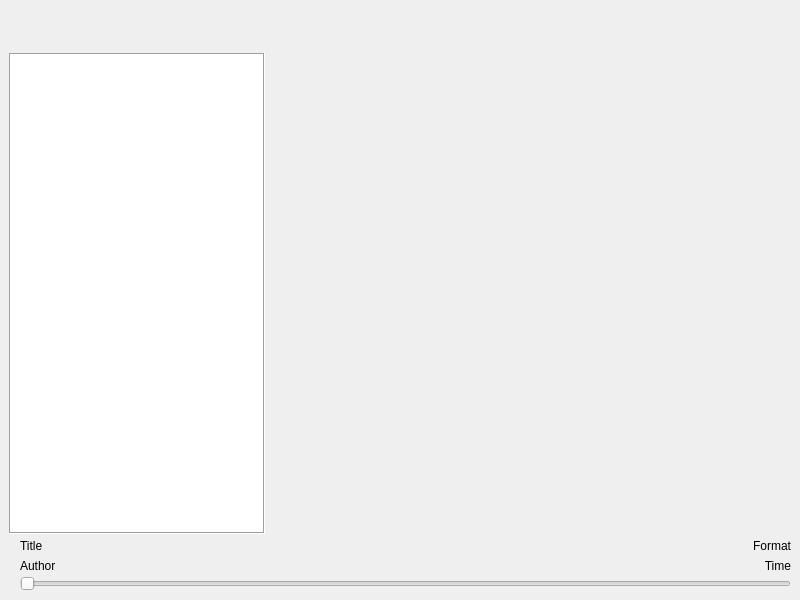
Before: the Qt Designer form soloviy/resources/templates/main.ui in skorodenko/mpd_frontend, drawn with Qt 5.
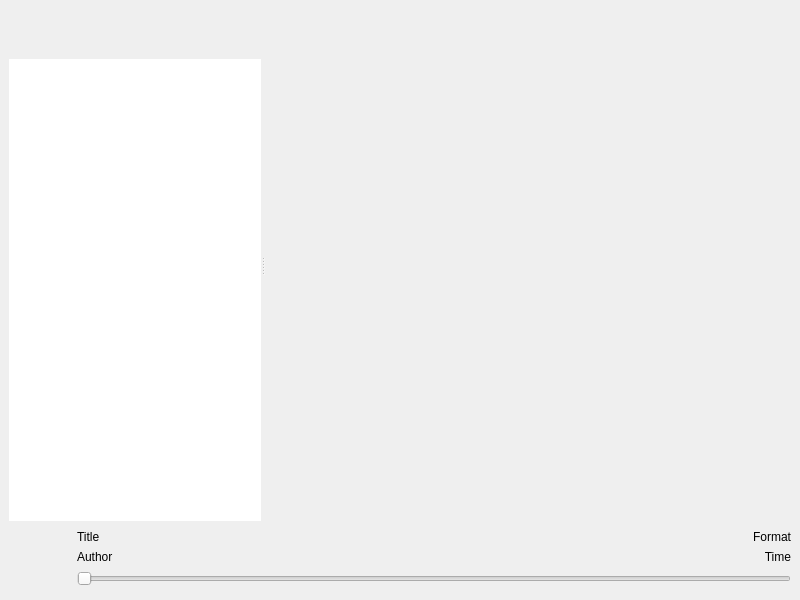
After: the same form once the commit is applied. Icons and pictures are not drawn. Custom widgets are drawn as their Qt base class.

Commit message: Fixes Removed redundant imports Removed redundant variables Created MDI area Added play music when no music is playing Created playlists view Lil bit improvment to cover change function Fully migrated to asynchronous MPD client Finally implemented image caching Fixed coverart (finally) Fixed cover Improved cover quality Fixed cover break when moving window

Diff of the .ui file:
```diff
--- a/soloviy/resources/templates/main.ui
+++ b/soloviy/resources/templates/main.ui
@@ -21,25 +21,13 @@
   </property>
   <widget class="QWidget" name="centralwidget">
    <layout class="QVBoxLayout" name="verticalLayout_2" stretch="10,0">
-    <property name="spacing">
-     <number>2</number>
-    </property>
     <item>
      <widget class="QSplitter" name="splitter">
       <property name="orientation">
        <enum>Qt::Horizontal</enum>
       </property>
-      <property name="handleWidth">
-       <number>1</number>
-      </property>
-      <property name="childrenCollapsible">
-       <bool>false</bool>
-      </property>
       <widget class="QWidget" name="layoutWidget">
-       <layout class="QVBoxLayout" name="verticalLayout" stretch="1,10">
-        <property name="spacing">
-         <number>0</number>
-        </property>
+       <layout class="QVBoxLayout" name="verticalLayout" stretch="0,10">
         <item>
          <layout class="QHBoxLayout" name="horizontalLayout" stretch="0,10,0">
           <item>
@@ -235,7 +223,7 @@
          </layout>
         </item>
         <item>
-         <widget class="QListView" name="listView">
+         <widget class="QListView" name="playlists_view">
           <property name="sizePolicy">
            <sizepolicy hsizetype="Preferred" vsizetype="Preferred">
             <horstretch>1</horstretch>
@@ -245,25 +233,79 @@
           <property name="frameShape">
            <enum>QFrame::Box</enum>
           </property>
+          <property name="lineWidth">
+           <number>0</number>
+          </property>
+          <property name="verticalScrollBarPolicy">
+           <enum>Qt::ScrollBarAsNeeded</enum>
+          </property>
+          <property name="horizontalScrollBarPolicy">
+           <enum>Qt::ScrollBarAlwaysOff</enum>
+          </property>
+          <property name="sizeAdjustPolicy">
+           <enum>QAbstractScrollArea::AdjustIgnored</enum>
+          </property>
+          <property name="autoScroll">
+           <bool>true</bool>
+          </property>
+          <property name="autoScrollMargin">
+           <number>4</number>
+          </property>
+          <property name="showDropIndicator" stdset="0">
+           <bool>false</bool>
+          </property>
+          <property name="selectionMode">
+           <enum>QAbstractItemView::SingleSelection</enum>
+          </property>
+          <property name="iconSize">
+           <size>
+            <width>32</width>
+            <height>32</height>
+           </size>
+          </property>
+          <property name="horizontalScrollMode">
+           <enum>QAbstractItemView::ScrollPerItem</enum>
+          </property>
+          <property name="movement">
+           <enum>QListView::Static</enum>
+          </property>
+          <property name="spacing">
+           <number>8</number>
+          </property>
+          <property name="viewMode">
+           <enum>QListView::ListMode</enum>
+          </property>
+          <property name="uniformItemSizes">
+           <bool>false</bool>
+          </property>
+          <property name="selectionRectVisible">
+           <bool>false</bool>
+          </property>
          </widget>
         </item>
        </layout>
       </widget>
-      <widget class="QFrame" name="frame">
+      <widget class="QMdiArea" name="mdiArea">
        <property name="sizePolicy">
-        <sizepolicy hsizetype="Preferred" vsizetype="Preferred">
-         <horstretch>10</horstretch>
+        <sizepolicy hsizetype="Expanding" vsizetype="Expanding">
+         <horstretch>0</horstretch>
          <verstretch>0</verstretch>
         </sizepolicy>
        </property>
-       <property name="frameShape">
-        <enum>QFrame::NoFrame</enum>
-       </property>
        <property name="frameShadow">
         <enum>QFrame::Sunken</enum>
        </property>
-       <property name="lineWidth">
-        <number>0</number>
+       <property name="background">
+        <brush brushstyle="NoBrush">
+         <color alpha="255">
+          <red>37</red>
+          <green>37</green>
+          <blue>45</blue>
+         </color>
+        </brush>
+       </property>
+       <property name="tabsClosable">
+        <bool>false</bool>
        </property>
       </widget>
      </widget>
@@ -275,6 +317,30 @@
       </property>
       <item>
        <widget class="QLabel" name="label_art">
+        <property name="sizePolicy">
+         <sizepolicy hsizetype="Fixed" vsizetype="Fixed">
+          <horstretch>0</horstretch>
+          <verstretch>0</verstretch>
+         </sizepolicy>
+        </property>
+        <property name="minimumSize">
+         <size>
+          <width>64</width>
+          <height>64</height>
+         </size>
+        </property>
+        <property name="maximumSize">
+         <size>
+          <width>64</width>
+          <height>64</height>
+         </size>
+        </property>
+        <property name="baseSize">
+         <size>
+          <width>64</width>
+          <height>64</height>
+         </size>
+        </property>
         <property name="frameShadow">
          <enum>QFrame::Sunken</enum>
         </property>
@@ -284,6 +350,18 @@
         <property name="text">
          <string/>
         </property>
+        <property name="scaledContents">
+         <bool>true</bool>
+        </property>
+        <property name="alignment">
+         <set>Qt::AlignCenter</set>
+        </property>
+        <property name="margin">
+         <number>0</number>
+        </property>
+        <property name="indent">
+         <number>0</number>
+        </property>
        </widget>
       </item>
       <item>
```
The commit also changes 8 other files.
